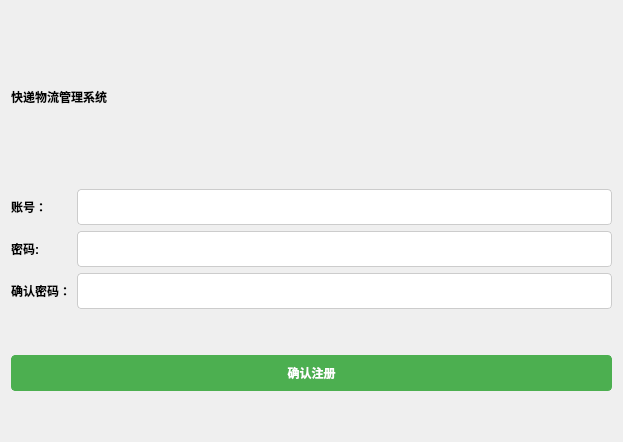
This is modules/register/register.ui in gfzyl/Parcel-System as Qt 5 draws it before an edit. The edited form follows.
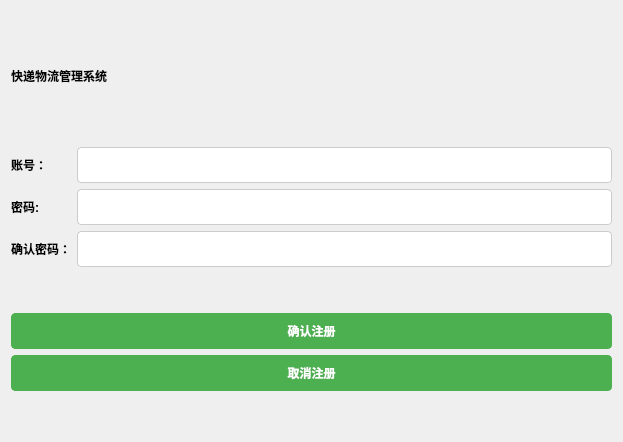
This is the edited form.

```diff
--- a/modules/register/register.ui
+++ b/modules/register/register.ui
@@ -169,6 +169,32 @@
      </property>
     </widget>
    </item>
+   <item>
+    <widget class="QPushButton" name="quitBtn">
+     <property name="styleSheet">
+      <string notr="true">
+        QPushButton {
+            padding: 8px 16px;
+            font: 15px &quot;幼圆&quot;;
+            font-weight: bold;
+            border: 1px solid #4CAF50;
+            border-radius: 4px;
+            color: #fff;
+            background-color: #4CAF50;
+        }
+
+        /* 鼠标悬停时按钮样式 */
+        QPushButton:hover {
+            background-color: #45a049;
+            border: 1px solid #45a049;
+        }
+        </string>
+     </property>
+     <property name="text">
+      <string>取消注册</string>
+     </property>
+    </widget>
+   </item>
    <item>
     <spacer name="verticalSpacer_2">
      <property name="orientation">
```
